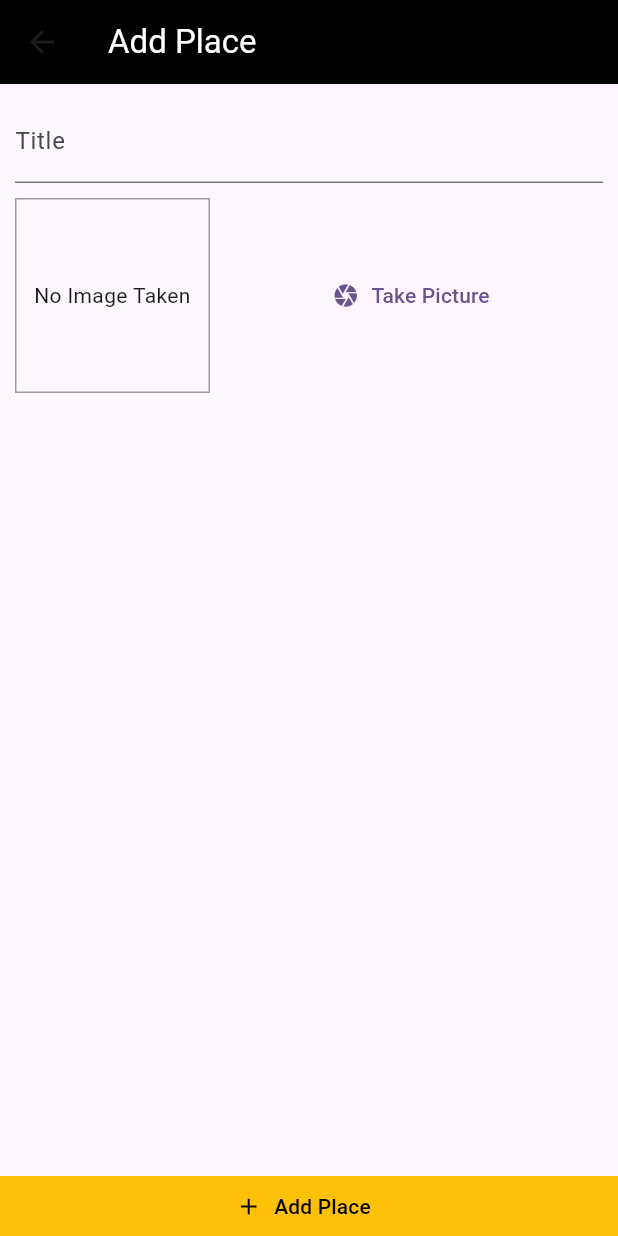
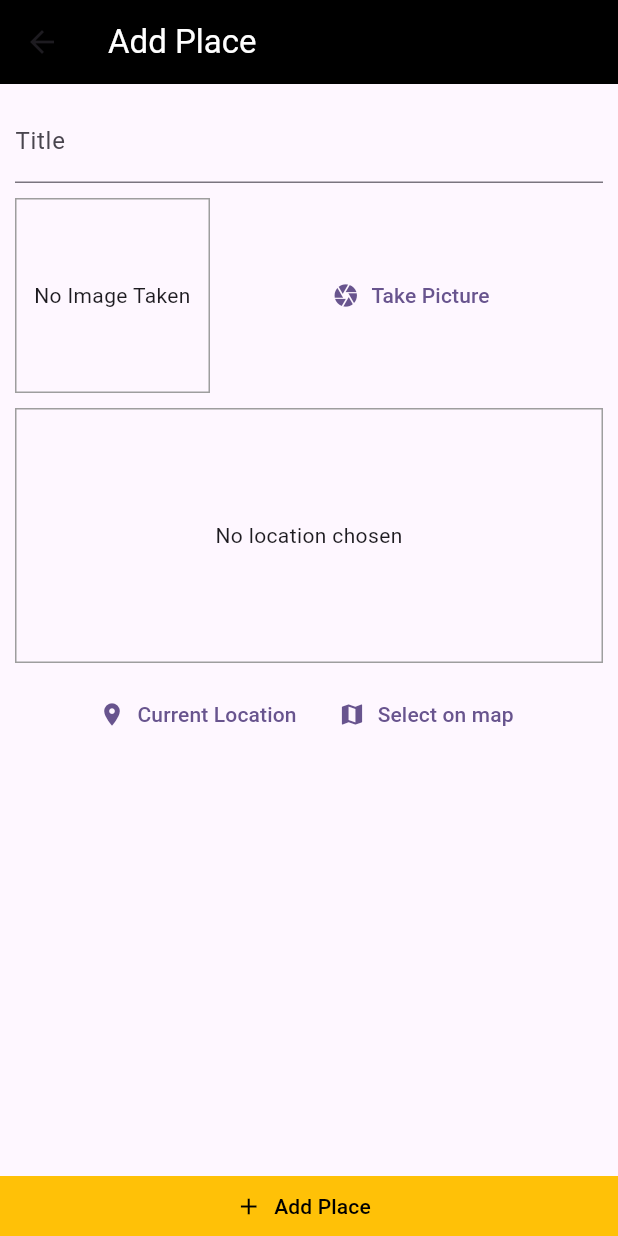
Before and after one commit to RichFlair/places_app1, a Flutter app: the AddPlacesScreen screen opened by its route, on a phone screen of 412 x 824 dp. Run offline on Flutter 3.47's test engine with Material 3 defaults, Android fonts, the phone set to English and light mode, and no system bars; our stand-ins replace image_picker, sqflite; accounts and stored records are empty.

Commit message:
location input

```diff
--- a/lib/screens/add_places_screen.dart
+++ b/lib/screens/add_places_screen.dart
@@ -4,6 +4,7 @@ import 'package:flutter/material.dart';
 import 'package:provider/provider.dart';
 
 import '../widgets/image_input.dart';
+import '../widgets/location_input.dart';
 import '../providers/great_places_provider.dart';
 
 class AddPlacesScreen extends StatefulWidget {
@@ -61,6 +62,8 @@ class _AddPlacesScreenState extends State<AddPlacesScreen> {
                       height: 10,
                     ),
                     ImageInput(onSelectImage: _selectImage),
+                    const SizedBox(height: 10),
+                    const LocationInput(),
                   ],
                 ),
               ),
--- a/lib/widgets/location_input.dart
+++ b/lib/widgets/location_input.dart
@@ -14,6 +14,7 @@ class _LocationInputState extends State<LocationInput> {
     return Column(
       children: [
         Container(
+          alignment: Alignment.center,
           decoration: BoxDecoration(
             border: Border.all(
               color: Colors.grey,
@@ -22,13 +23,20 @@ class _LocationInputState extends State<LocationInput> {
           height: 170,
           width: double.infinity,
           child: _previewImageUrl == null
-              ? const Text('No location chosen')
-              : Image.network(_previewImageUrl!),
+              ? const Text(
+                  'No location chosen',
+                  textAlign: TextAlign.center,
+                )
+              : Image.network(
+                  _previewImageUrl!,
+                  fit: BoxFit.cover,
+                ),
         ),
         const SizedBox(
           height: 10,
         ),
         Row(
+          mainAxisAlignment: MainAxisAlignment.center,
           children: [
             TextButton.icon(
               onPressed: () {},
```
